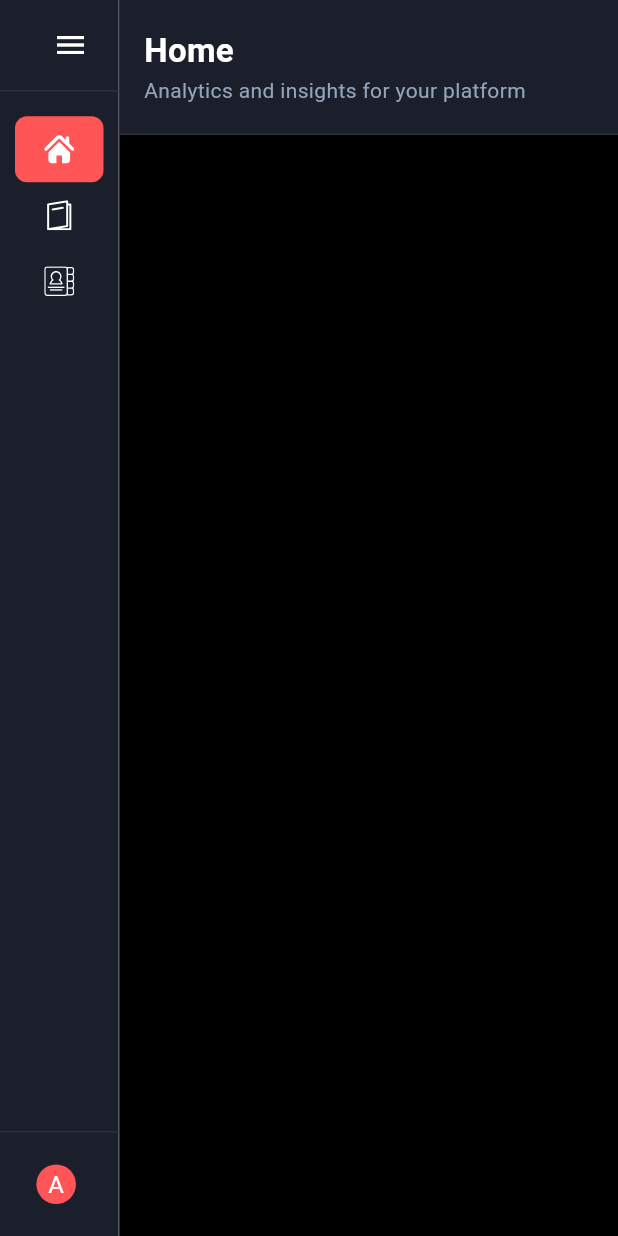
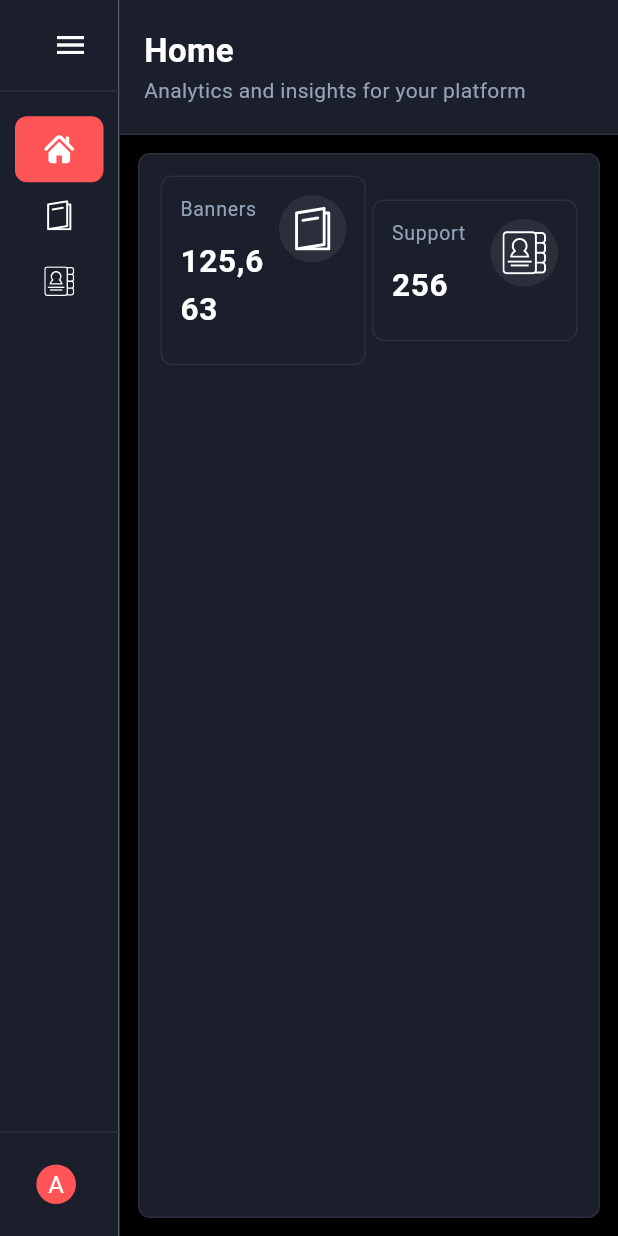
Before and after one commit to CASDev10/oonique_admin, a Flutter app: the BaseView screen opened directly, after a tap on the "menu" icon, on a phone screen of 412 x 824 dp. Run offline on Flutter 3.47's test engine with Material 3 defaults, Android fonts, the light colour scheme and no system bars; our stand-ins replace bot_toast, cached_network_image, dio, dropdown_button2, equatable, flutter_bloc and 9 more; missing offline and left inert: dart:html, pluto_grid; accounts and stored records are empty; Roboto replaces fonts that are missing (Raleway); project files that could hold a hidden picture were left out.

Commit message:
home done

```diff
--- a/lib/modules/dashboard/view/banner/widgets/update_banner_dialogue.dart
+++ b/lib/modules/dashboard/view/banner/widgets/update_banner_dialogue.dart
@@ -7,14 +7,11 @@ import 'package:oonique/constants/api_endpoints.dart';
 import 'package:oonique/modules/main_module/screens/banners/cubit/add_update_banner_cubit/add_update_banner_cubit.dart';
 import 'package:oonique/modules/dashboard/view/banner/models/add_banner_input.dart';
 import 'package:oonique/modules/dashboard/view/banner/models/get_banners_response.dart';
-import 'package:oonique/ui/input/input_field.dart';
-import 'package:oonique/ui/widgets/custom_dropdown.dart';
 import 'package:oonique/ui/widgets/helper_function.dart';
 import 'package:oonique/ui/widgets/picture_widget.dart';
 import 'package:oonique/ui/widgets/primary_button.dart';
 import 'package:oonique/utils/display/display_utils.dart';
 import 'package:oonique/utils/extensions/extended_context.dart';
-
 import '../../../../../config/routes/nav_router.dart';
 import '../../../../../constants/app_colors.dart';
 import '../../../../../core/di/service_locator.dart';
@@ -92,12 +89,12 @@ class _UpdateBannerDialogueState extends State<UpdateBannerDialogue> {
                     mainAxisSize: MainAxisSize.min,
                     children: [
                       Align(
-                        alignment: Alignment.center,
+                        alignment: Alignment.topLeft,
                         child: Text(
                           widget.model != null ? "Update Banner" : "Add Banner",
                           style: context.textTheme.headlineSmall?.copyWith(
-                            fontWeight: FontWeight.bold,
-                          ),
+                              fontWeight: FontWeight.bold,
+                              color: AppColors.white),
                         ),
                       ),
                       SizedBox(height: 8.0),
--- a/lib/modules/dashboard/view/base_view.dart
+++ b/lib/modules/dashboard/view/base_view.dart
@@ -1,5 +1,6 @@
 import 'package:flutter/material.dart';
 import 'package:oonique/modules/dashboard/view/banner/view/banner_screen.dart';
+import 'package:oonique/modules/dashboard/view/home/home_screen.dart';
 import 'package:oonique/modules/dashboard/widgets/custom_header.dart';
 import 'package:oonique/modules/dashboard/widgets/side_drawer.dart';
 
@@ -46,7 +47,7 @@ late Map<String, Widget> _screens;
       final Size screenSize = MediaQuery.of(context).size;
 
     _screens = {
-      "Home": Container(),
+      "Home": HomeScreen(),
       "Banners": BannerScreen(),
       "Support": SupportScreen(),
     };
--- /dev/null
+++ b/lib/modules/dashboard/view/home/home_screen.dart
@@ -0,0 +1,45 @@
+import 'package:flutter/material.dart';
+import 'package:oonique/constants/app_colors.dart';
+
+import '../../../../utils/heights_and_widths.dart';
+import 'widget/home_header.dart';
+
+class HomeScreen extends StatelessWidget {
+  const HomeScreen({super.key});
+
+  @override
+  Widget build(BuildContext context) {
+    return Container(
+      padding: const EdgeInsets.all(14),
+      height: MediaQuery.of(context).size.height * 0.90,
+      decoration: BoxDecoration(
+        color: AppColors.bgColor,
+        borderRadius: BorderRadius.circular(8),
+        border: Border.all(color: AppColors.borderColor),
+      ),
+      child: Column(
+        children: [
+          Row(
+            children: [
+              const Expanded(
+                  child: HomeHeader(
+                title: 'Banners',
+                iconPath: 'assets/icons/ic_plans.svg',
+                count: '125,663',
+                isProfit: true,
+              )),
+              w1,
+              const Expanded(
+                  child: HomeHeader(
+                title: 'Support',
+                iconPath: 'assets/icons/ic_contact_us.svg',
+                count: '256',
+                isProfit: false,
+              )),
+            ],
+          ),
+        ],
+      ),
+    );
+  }
+}
--- /dev/null
+++ b/lib/modules/dashboard/view/home/widget/home_header.dart
@@ -0,0 +1,149 @@
+import 'package:flutter/material.dart';
+import 'package:flutter_svg/svg.dart';
+import 'package:oonique/constants/app_colors.dart';
+import 'package:oonique/utils/extensions/extended_context.dart';
+import 'package:oonique/utils/heights_and_widths.dart';
+
+class HomeHeader extends StatelessWidget {
+  const HomeHeader(
+      {super.key,
+      required this.title,
+      required this.iconPath,
+      required this.count,
+      required this.isProfit});
+
+  final String title, iconPath, count;
+  final bool isProfit;
+
+  @override
+  Widget build(BuildContext context) {
+    return Container(
+      padding: const EdgeInsets.all(
+        12.0,
+      ),
+      decoration: BoxDecoration(
+          borderRadius: BorderRadius.circular(
+            8.0,
+          ),
+          color: AppColors.bgColor,
+          border: Border.all(color: AppColors.borderColor)),
+      child: Row(
+        crossAxisAlignment: CrossAxisAlignment.start,
+        children: [
+          Expanded(
+            child: Column(
+              mainAxisSize: MainAxisSize.min,
+              mainAxisAlignment: MainAxisAlignment.spaceEvenly,
+              crossAxisAlignment: CrossAxisAlignment.start,
+              children: [
+                Flexible(
+                  child: Text(
+                    overflow: TextOverflow.ellipsis,
+                    title,
+                    style: context.textTheme.bodyLarge?.copyWith(
+                        fontWeight: FontWeight.w400,
+                        fontSize: 13,
+                        color: AppColors.titlaTextColor),
+                  ),
+                ),
+                h1,
+                Text(
+                  count,
+                  style: context.textTheme.bodyLarge?.copyWith(
+                    fontWeight: FontWeight.w700,
+                    color: AppColors.white,
+                    fontSize: 21.0,
+                  ),
+                ),
+                h1,
+                // Row(
+                //   children: [
+                //     Row(
+                //       children: [
+                //         Icon(
+                //           isProfit ? Icons.arrow_upward : Icons.arrow_downward,
+                //           color: isProfit
+                //               ? const Color(0xff22c55e)
+                //               : const Color(0xffef4444),
+                //           size: 13,
+                //         ),
+                //         Text(
+                //           "14%",
+                //           style: context.textTheme.bodyMedium?.copyWith(
+                //             fontSize: 12,
+                //             fontWeight: FontWeight.w400,
+                //             color: isProfit
+                //                 ? const Color(0xff22c55e)
+                //                 : const Color(0xffef4444),
+                //           ),
+                //         ),
+                //       ],
+                //     ),
+                //     w0P5,
+                //     const Text(
+                //       "from last week",
+                //       style: TextStyle(
+                //         fontSize: 11,
+                //         color: AppColors.titlaTextColor,
+                //         fontWeight: FontWeight.w400,
+                //       ),
+                //     )
+                //   ],
+                // ),
+              ],
+            ),
+          ),
+          Container(
+            height: 45.0,
+            width: 45.0,
+            decoration: BoxDecoration(
+              color: AppColors.borderColor,
+              borderRadius: BorderRadius.circular(
+                100.5,
+              ),
+            ),
+            child: Padding(
+              padding: const EdgeInsets.all(8),
+              child: SvgPicture.asset(
+                iconPath,
+                height: 20,
+                color: AppColors.white,
+              ),
+            ),
+          )
+        ],
+      ),
+    );
+  }
+}
+
+BoxDecoration customBoxDecoration(
+    {BorderRadiusGeometry? borderAt,
+    Color? shadowColor,
+    Color? color,
+    Color? borderColor,
+    Gradient? gradient,
+    double? radius,
+    double? borderWidth,
+    bool? shadow = false}) {
+  return BoxDecoration(
+    gradient: gradient,
+    color: color ?? Colors.white,
+    border: Border.all(
+      color: borderColor ?? Colors.transparent,
+      width: borderWidth ?? 1.0,
+    ),
+    borderRadius: borderAt ??
+        BorderRadius.circular(
+          radius ?? 12.0,
+        ),
+    boxShadow: [
+      if (shadow! == true)
+        BoxShadow(
+          color: shadowColor ?? Colors.grey,
+          blurRadius: 8.5,
+          spreadRadius: 1.5,
+        )
+    ],
+  );
+}
--- a/lib/ui/widgets/picture_widget.dart
+++ b/lib/ui/widgets/picture_widget.dart
@@ -94,6 +94,7 @@ import 'dart:io';
 import 'dart:typed_data';
 
 import 'package:flutter/material.dart';
+import 'package:oonique/constants/app_colors.dart';
 import 'package:oonique/utils/extensions/extended_context.dart';
 
 import 'circular_cached_image.dart';
@@ -130,7 +131,8 @@ class PictureWidget extends StatelessWidget {
         width: width,
         height: height,
         decoration: BoxDecoration(
-          border: Border.all(color: Colors.grey.withOpacity(.5)),
+          color: AppColors.dialogBgColor,
+          border: Border.all(color:AppColors.borderColor),
           borderRadius: BorderRadius.circular(radius),
           image: DecorationImage(
             fit: BoxFit.cover,
@@ -154,6 +156,7 @@ class PictureWidget extends StatelessWidget {
         width: width,
         height: height,
         decoration: BoxDecoration(
+          color: AppColors.dialogBgColor,
           border: Border.all(color: Colors.grey.withOpacity(.5)),
           borderRadius: BorderRadius.circular(radius),
           image: DecorationImage(
```
Also changed, not shown: assets/images/png/imagee.png (added), lib/generated/assets.dart.
